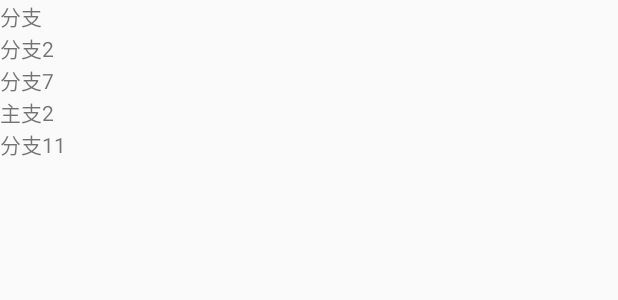
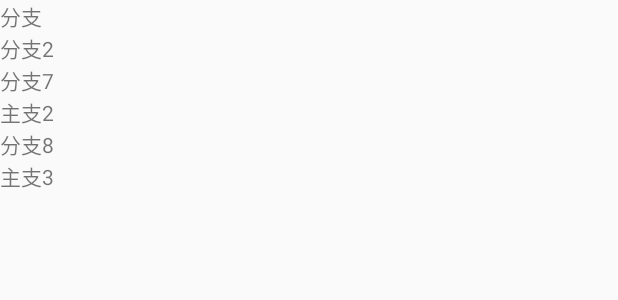
Before and after one commit to d071225/AndroidStudioDemo, an Android app: the layout activity_git.xml on its own in the app's theme, with its tools: preview values and no code run, on a phone screen of 412 x 824 dp. Shown: the top 300 px of the screen. Run offline under Robolectric (Android 15) with nearby library versions, the phone set to English and light mode, and no system bars.

Commit message:
处理冲突

```diff
--- a/androidfengkuangdemo/src/main/res/layout/activity_git.xml
+++ b/androidfengkuangdemo/src/main/res/layout/activity_git.xml
@@ -21,5 +21,9 @@
     <TextView
         android:layout_width="wrap_content"
         android:layout_height="wrap_content"
-        android:text="分支11"/>
+        android:text="分支8"/>
+    <TextView
+        android:layout_width="wrap_content"
+        android:layout_height="wrap_content"
+        android:text="主支3"/>
 </LinearLayout>
```
